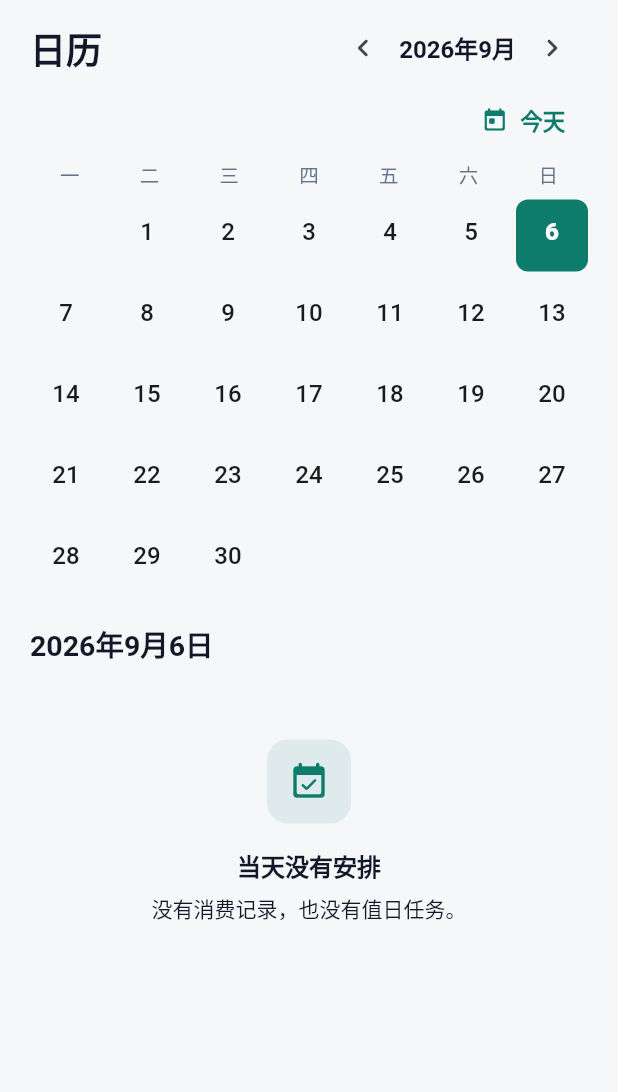
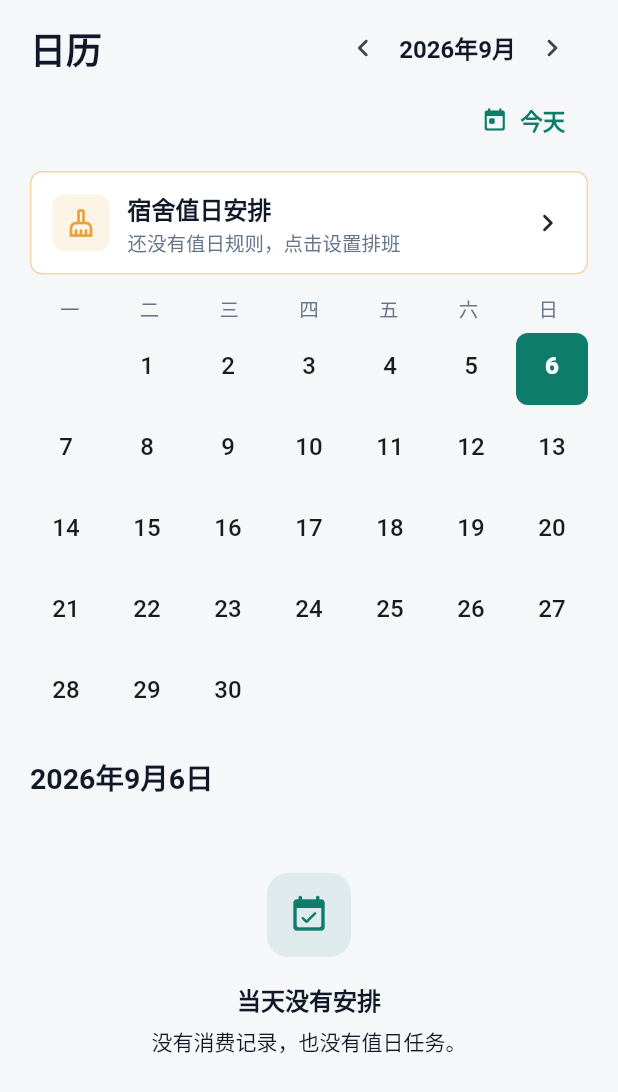
Before and after one commit to Huanghuizhi2007/dorm-expense-manager, a Flutter app: the CalendarPage widget shown alone on an empty page, opened directly, on a phone screen of 412 x 824 dp. Shown: the top 1092 px of the screen. Run offline on Flutter 3.47's test engine with Material 3 defaults, Android fonts, the phone set to English and light mode, and no system bars; our stand-ins replace image_picker, shared_preferences, supabase_flutter; accounts and stored records are empty; network calls fail.

Commit message:
Add chore schedule entry to calendar page

```diff
--- a/lib/ui/calendar/calendar_page.dart
+++ b/lib/ui/calendar/calendar_page.dart
@@ -7,6 +7,7 @@ import '../../core/chore_calculator.dart';
 import '../../data/models/expense.dart';
 import '../../state/dorm_controller.dart';
 import '../chore/chore_actions.dart';
+import '../chore/chore_home_page.dart';
 import '../widgets/empty_state.dart';
 import '../widgets/expense_tile.dart';
 import '../widgets/chore_task_tile.dart';
@@ -98,7 +99,68 @@ class _CalendarPageState extends State<CalendarPage> {
             label: const Text('今天'),
           ),
         ),
-        const SizedBox(height: 4),
+        const SizedBox(height: 10),
+        Material(
+          color: theme.colorScheme.surface,
+          borderRadius: BorderRadius.circular(8),
+          child: InkWell(
+            onTap: () {
+              Navigator.of(context).push(
+                MaterialPageRoute<void>(
+                  builder: (_) => const ChoreHomePage(),
+                ),
+              );
+            },
+            borderRadius: BorderRadius.circular(8),
+            child: Container(
+              padding: const EdgeInsets.symmetric(horizontal: 14, vertical: 12),
+              decoration: BoxDecoration(
+                borderRadius: BorderRadius.circular(8),
+                border: Border.all(
+                  color: const Color(0xFFE9A23B).withOpacity(0.45),
+                ),
+              ),
+              child: Row(
+                children: <Widget>[
+                  Container(
+                    width: 38,
+                    height: 38,
+                    decoration: BoxDecoration(
+                      color: const Color(0xFFE9A23B).withOpacity(0.12),
+                      borderRadius: BorderRadius.circular(8),
+                    ),
+                    child: const Icon(
+                      Icons.cleaning_services_outlined,
+                      color: Color(0xFFE9A23B),
+                      size: 20,
+                    ),
+                  ),
+                  const SizedBox(width: 12),
+                  Expanded(
+                    child: Column(
+                      crossAxisAlignment: CrossAxisAlignment.start,
+                      children: <Widget>[
+                        Text(
+                          dorm.choreRule == null ? '宿舍值日安排' : '今日值日',
+                          style: theme.textTheme.titleMedium,
+                        ),
+                        const SizedBox(height: 2),
+                        Text(
+                          _choreEntrySubtitle(dorm, now),
+                          maxLines: 1,
+                          overflow: TextOverflow.ellipsis,
+                          style: theme.textTheme.labelMedium,
+                        ),
+                      ],
+                    ),
+                  ),
+                  const Icon(Icons.chevron_right_rounded),
+                ],
+              ),
+            ),
+          ),
+        ),
+        const SizedBox(height: 14),
         Row(
           children: <Widget>[
             for (final label in const <String>['一', '二', '三', '四', '五', '六', '日'])
@@ -195,6 +257,16 @@ class _CalendarPageState extends State<CalendarPage> {
       ],
     );
   }
+
+  String _choreEntrySubtitle(DormController dorm, DateTime now) {
+    if (dorm.choreRule == null) {
+      return '还没有值日规则，点击设置排班';
+    }
+    final todayTask = taskOnDate(dorm.choreTasks, now);
+    if (todayTask == null) return '今天没有排班，点击查看本周安排';
+    final name = memberNameById(dorm, todayTask.memberId);
+    return todayTask.isDone ? '$name 已完成今天值日' : '今天轮到 $name 值日';
+  }
 }
 
 class _DayCell extends StatelessWidget {
```
